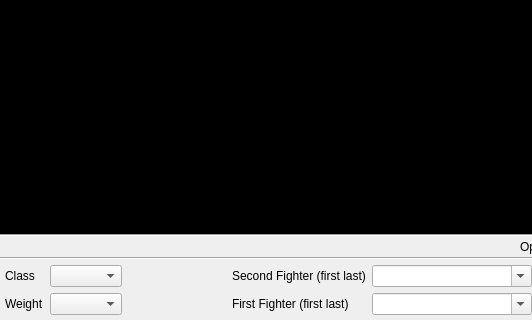
fmuecke/Ipponboard, file SingleTournament/mainwindow.ui: the form before one commit; both pictures show x 0 to 532 and y 280 to 600 of the 800 by 600 pixel window.
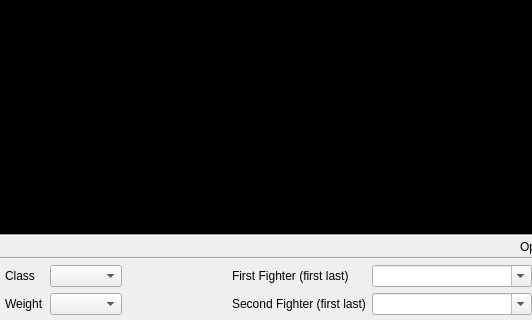
The form after the commit. Icons and pictures are not drawn.

Commit message: basic: fixed order of appearance of fighters input field desctiptions

```diff
--- a/SingleTournament/mainwindow.ui
+++ b/SingleTournament/mainwindow.ui
@@ -171,77 +171,6 @@
       <property name="margin">
        <number>5</number>
       </property>
-      <item row="1" column="4">
-       <widget class="QLabel" name="label_2">
-        <property name="font">
-         <font>
-          <weight>50</weight>
-          <bold>false</bold>
-         </font>
-        </property>
-        <property name="styleSheet">
-         <string notr="true"/>
-        </property>
-        <property name="text">
-         <string>First Fighter (first last)</string>
-        </property>
-       </widget>
-      </item>
-      <item row="1" column="3">
-       <widget class="QLabel" name="label_8">
-        <property name="text">
-         <string notr="true"/>
-        </property>
-        <property name="textFormat">
-         <enum>Qt::PlainText</enum>
-        </property>
-        <property name="pixmap">
-         <pixmap resource="../base/ipponboard.qrc">:/res/icons/fighter_white.png</pixmap>
-        </property>
-       </widget>
-      </item>
-      <item row="0" column="4">
-       <widget class="QLabel" name="label">
-        <property name="font">
-         <font>
-          <weight>50</weight>
-          <bold>false</bold>
-         </font>
-        </property>
-        <property name="styleSheet">
-         <string notr="true"/>
-        </property>
-        <property name="frameShape">
-         <enum>QFrame::NoFrame</enum>
-        </property>
-        <property name="frameShadow">
-         <enum>QFrame::Plain</enum>
-        </property>
-        <property name="text">
-         <string>Second Fighter (first last)</string>
-        </property>
-       </widget>
-      </item>
-      <item row="0" column="3">
-       <widget class="QLabel" name="label_7">
-        <property name="text">
-         <string notr="true"/>
-        </property>
-        <property name="textFormat">
-         <enum>Qt::PlainText</enum>
-        </property>
-        <property name="pixmap">
-         <pixmap resource="../base/ipponboard.qrc">:/res/icons/fighter_blue.png</pixmap>
-        </property>
-       </widget>
-      </item>
-      <item row="1" column="1">
-       <widget class="QComboBox" name="comboBox_weight">
-        <property name="focusPolicy">
-         <enum>Qt::NoFocus</enum>
-        </property>
-       </widget>
-      </item>
       <item row="1" column="0">
        <widget class="QLabel" name="label_5">
         <property name="text">
@@ -256,13 +185,6 @@
         </property>
        </widget>
       </item>
-      <item row="0" column="1">
-       <widget class="QComboBox" name="comboBox_weight_class">
-        <property name="focusPolicy">
-         <enum>Qt::NoFocus</enum>
-        </property>
-       </widget>
-      </item>
       <item row="0" column="2">
        <spacer name="horizontalSpacer">
         <property name="orientation">
@@ -276,6 +198,13 @@
         </property>
        </spacer>
       </item>
+      <item row="0" column="1">
+       <widget class="QComboBox" name="comboBox_weight_class">
+        <property name="focusPolicy">
+         <enum>Qt::NoFocus</enum>
+        </property>
+       </widget>
+      </item>
       <item row="1" column="6">
        <spacer name="horizontalSpacer_2">
         <property name="orientation">
@@ -306,19 +235,6 @@
         </property>
        </widget>
       </item>
-      <item row="0" column="7" colspan="2">
-       <widget class="QCheckBox" name="checkBox_golden_score">
-        <property name="focusPolicy">
-         <enum>Qt::NoFocus</enum>
-        </property>
-        <property name="layoutDirection">
-         <enum>Qt::LeftToRight</enum>
-        </property>
-        <property name="text">
-         <string>Golden Score round time</string>
-        </property>
-       </widget>
-      </item>
       <item row="1" column="8">
        <widget class="QPushButton" name="button_reset">
         <property name="sizePolicy">
@@ -356,34 +272,16 @@
         </property>
        </widget>
       </item>
-      <item row="1" column="5">
-       <widget class="QComboBox" name="comboBox_name_second">
-        <property name="sizePolicy">
-         <sizepolicy hsizetype="Expanding" vsizetype="Fixed">
-          <horstretch>0</horstretch>
-          <verstretch>0</verstretch>
-         </sizepolicy>
-        </property>
-        <property name="minimumSize">
-         <size>
-          <width>160</width>
-          <height>0</height>
-         </size>
-        </property>
-        <property name="mouseTracking">
-         <bool>true</bool>
-        </property>
+      <item row="0" column="7" colspan="2">
+       <widget class="QCheckBox" name="checkBox_golden_score">
         <property name="focusPolicy">
-         <enum>Qt::ClickFocus</enum>
+         <enum>Qt::NoFocus</enum>
         </property>
-        <property name="editable">
-         <bool>true</bool>
+        <property name="layoutDirection">
+         <enum>Qt::LeftToRight</enum>
         </property>
-        <property name="insertPolicy">
-         <enum>QComboBox::InsertAlphabetically</enum>
-        </property>
-        <property name="frame">
-         <bool>true</bool>
+        <property name="text">
+         <string>Golden Score round time</string>
         </property>
        </widget>
       </item>
@@ -418,6 +316,108 @@
         </property>
        </widget>
       </item>
+      <item row="1" column="5">
+       <widget class="QComboBox" name="comboBox_name_second">
+        <property name="sizePolicy">
+         <sizepolicy hsizetype="Expanding" vsizetype="Fixed">
+          <horstretch>0</horstretch>
+          <verstretch>0</verstretch>
+         </sizepolicy>
+        </property>
+        <property name="minimumSize">
+         <size>
+          <width>160</width>
+          <height>0</height>
+         </size>
+        </property>
+        <property name="mouseTracking">
+         <bool>true</bool>
+        </property>
+        <property name="focusPolicy">
+         <enum>Qt::ClickFocus</enum>
+        </property>
+        <property name="editable">
+         <bool>true</bool>
+        </property>
+        <property name="insertPolicy">
+         <enum>QComboBox::InsertAlphabetically</enum>
+        </property>
+        <property name="frame">
+         <bool>true</bool>
+        </property>
+       </widget>
+      </item>
+      <item row="1" column="1">
+       <widget class="QComboBox" name="comboBox_weight">
+        <property name="focusPolicy">
+         <enum>Qt::NoFocus</enum>
+        </property>
+       </widget>
+      </item>
+      <item row="1" column="4">
+       <widget class="QLabel" name="label">
+        <property name="font">
+         <font>
+          <weight>50</weight>
+          <bold>false</bold>
+         </font>
+        </property>
+        <property name="styleSheet">
+         <string notr="true"/>
+        </property>
+        <property name="frameShape">
+         <enum>QFrame::NoFrame</enum>
+        </property>
+        <property name="frameShadow">
+         <enum>QFrame::Plain</enum>
+        </property>
+        <property name="text">
+         <string>Second Fighter (first last)</string>
+        </property>
+       </widget>
+      </item>
+      <item row="0" column="4">
+       <widget class="QLabel" name="label_2">
+        <property name="font">
+         <font>
+          <weight>50</weight>
+          <bold>false</bold>
+         </font>
+        </property>
+        <property name="styleSheet">
+         <string notr="true"/>
+        </property>
+        <property name="text">
+         <string>First Fighter (first last)</string>
+        </property>
+       </widget>
+      </item>
+      <item row="0" column="3">
+       <widget class="QLabel" name="label_8">
+        <property name="text">
+         <string notr="true"/>
+        </property>
+        <property name="textFormat">
+         <enum>Qt::PlainText</enum>
+        </property>
+        <property name="pixmap">
+         <pixmap resource="../base/ipponboard.qrc">:/res/icons/fighter_white.png</pixmap>
+        </property>
+       </widget>
+      </item>
+      <item row="1" column="3">
+       <widget class="QLabel" name="label_7">
+        <property name="text">
+         <string notr="true"/>
+        </property>
+        <property name="textFormat">
+         <enum>Qt::PlainText</enum>
+        </property>
+        <property name="pixmap">
+         <pixmap resource="../base/ipponboard.qrc">:/res/icons/fighter_blue.png</pixmap>
+        </property>
+       </widget>
+      </item>
      </layout>
     </item>
    </layout>
```
